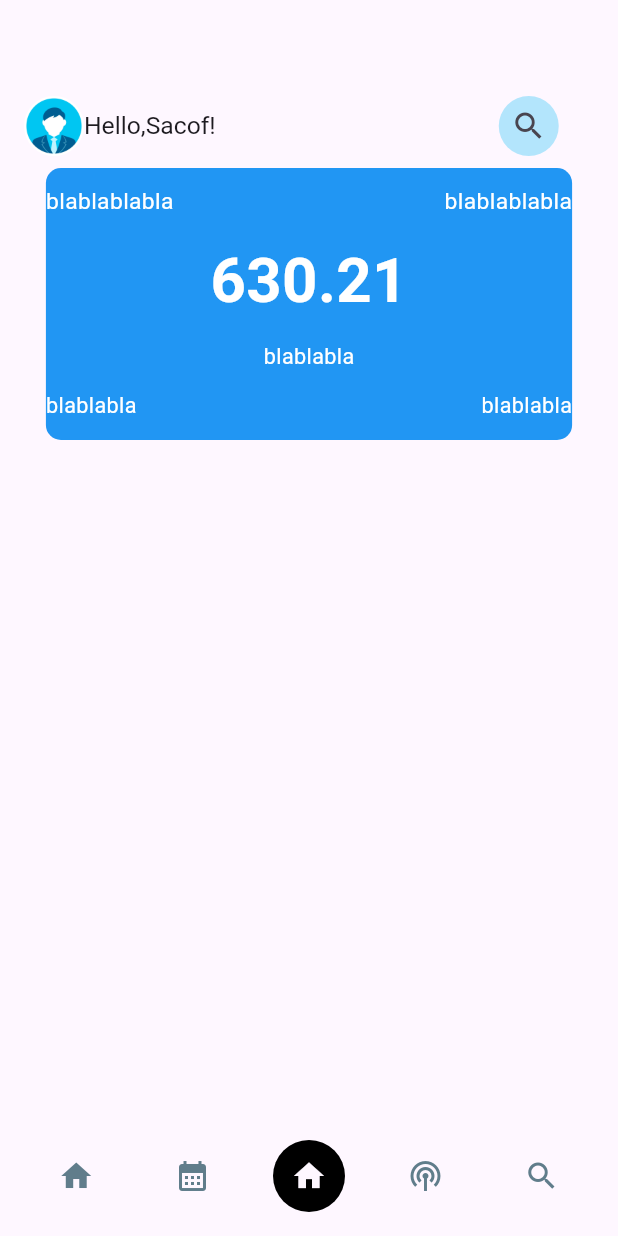
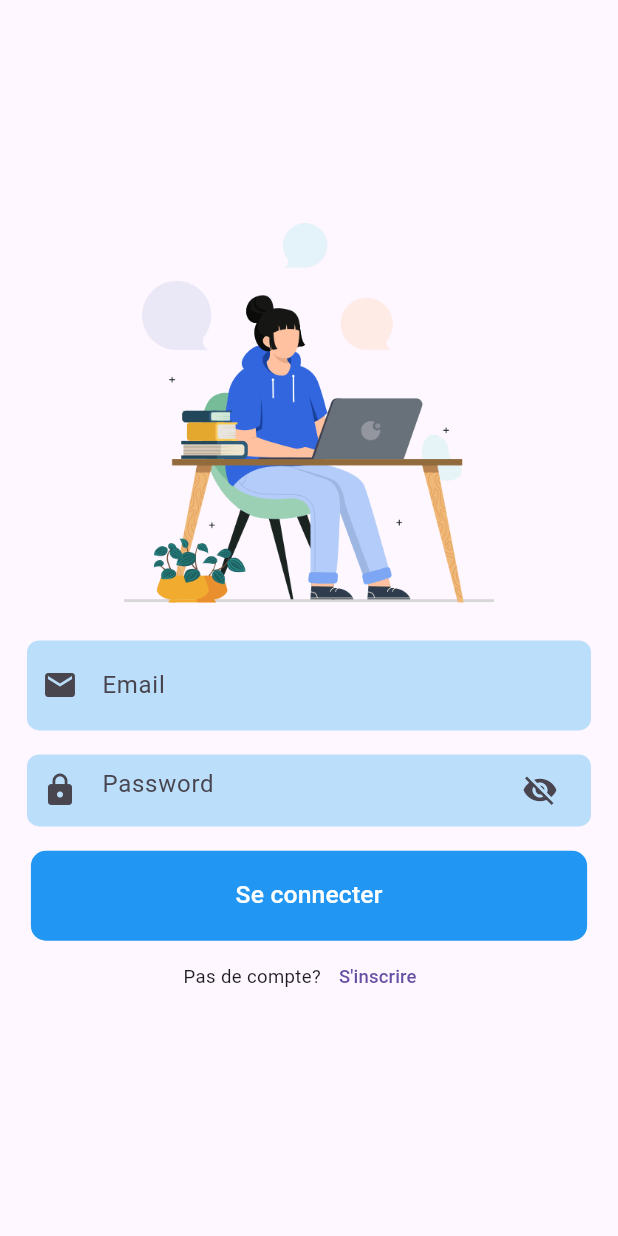
Before and after one commit to Honorine684/fluterrDay02, a Flutter app: the screen it shows after launch, on a phone screen of 412 x 824 dp. Run offline on Flutter 3.47's test engine with Material 3 defaults, Android fonts, the phone set to English and light mode, and no system bars; drawn by our look-alikes of flutter_snake_navigationbar; our stand-ins replace sqflite; accounts and stored records are empty.

Commit message:
ADD[login],ADD[signup],ADD[design login and signup page]

```diff
--- a/pay/lib/Home.dart
+++ b/pay/lib/Home.dart
@@ -10,74 +10,12 @@ class Home extends StatefulWidget {
 }
 
 class HomeState extends State<Home> {
-  bool voirRecherche = false;
-  final TextEditingController searchController = TextEditingController();
-  @override
-  void dispose() {
-  searchController.dispose();
-    super.dispose();
-  }
+
   @override
   Widget build(BuildContext context) {
     final largeurEcran = MediaQuery.of(context).size.width;
     final hauteurEcran = MediaQuery.of(context).size.height;
     return Scaffold(
-      appBar: AppBar(
-        title: AnimatedCrossFade(
-            firstChild: Row(
-
-              children: [
-                CircleAvatar(
-                  backgroundColor: Colors.white,
-                  child: Image.asset("assets/images/avatar.png",
-                      width: largeurEcran * 0.13, height: hauteurEcran * 0.13),
-                ),
-
-                Text(
-                  "Hello,Sacof!",
-                  style: TextStyle(fontSize: largeurEcran * 0.04),
-                ),
-              ],
-            ),
-            secondChild: TextField(
-              keyboardType: TextInputType.text,
-              cursorColor: Color(0xFF075E54),
-              decoration: InputDecoration(
-                hintText: 'Rechercher...',
-                hintStyle: TextStyle(color: Colors.black),
-                border: OutlineInputBorder(
-                  borderRadius: BorderRadius.circular(80),
-                  borderSide: BorderSide(width: 0, style: BorderStyle.none),
-                ),
-                filled: true,
-                contentPadding: EdgeInsets.all(8),
-              ),
-              controller: searchController,
-            ),
-            crossFadeState: voirRecherche
-                ? CrossFadeState.showSecond
-                : CrossFadeState.showFirst,
-            duration: Duration(milliseconds: 300)),
-        actions: [
-          Container(
-            margin: EdgeInsets.all(8),
-            decoration: BoxDecoration(
-              shape: BoxShape.circle,
-              color: Colors.lightBlue.shade100
-            ),
-            width: largeurEcran*0.25,
-            height: hauteurEcran*0.25,
-            child:
-          IconButton(
-            onPressed: () => setState(() {
-              voirRecherche = !voirRecherche;
-              if(!voirRecherche){
-                searchController.clear();
-              }
-            }),
-         icon: Icon(voirRecherche ? Icons.close :Icons.search)))
-         ],
-      ),
 
       body: SingleChildScrollView(
         padding: EdgeInsets.symmetric(horizontal: largeurEcran*0.05),
@@ -92,7 +30,7 @@ class HomeState extends State<Home> {
               width: largeurEcran*0.9,
               height: hauteurEcran*0.22,
               decoration: BoxDecoration(
-                borderRadius: BorderRadius.circular(10),
+                borderRadius: BorderRadius.circular(5),
                 color: Colors.blue
               ),
               child: Column(
@@ -119,8 +57,13 @@ class HomeState extends State<Home> {
 
                 ],
               ),
-            )
-        )],
+            ),
+
+        ),
+        SizedBox(height: hauteurEcran*0.02,),
+        Text("Features",style: TextStyle(fontSize: largeurEcran*0.045,fontWeight: FontWeight.bold),),
+
+        ],
         ),
       ),
     );
--- /dev/null
+++ b/pay/lib/JsonModels/User.dart
@@ -0,0 +1,31 @@
+// creation de la classe users
+
+
+class Users {
+    final int? userId;
+    final String? username;
+    final String email;
+    final String userPassword;
+
+   // Users({this.username = "", required this.email, required this.userPassword});
+    Users({
+        this.userId,
+        this.username = "",
+        required this.email,
+        required this.userPassword,
+    });
+
+    factory Users.fromMap(Map<String, dynamic> json) => Users(
+        userId: json["userId"],
+        username: json["username"],
+        email: json["email"],
+        userPassword: json["userPassword"],
+    );
+
+    Map<String, dynamic> toMap() => {
+        "userId": userId,
+        "username": username,
+        "email": email,
+        "userPassword": userPassword,
+    };
+}
--- /dev/null
+++ b/pay/lib/Login.dart
@@ -0,0 +1,166 @@
+import 'package:flutter/material.dart';
+import 'package:pay/JsonModels/User.dart';
+import 'package:pay/SQLite/sqlite.dart';
+import 'package:pay/Signup.dart';
+import 'package:pay/main.dart';
+
+class Login extends StatefulWidget {
+  const Login({super.key});
+
+  @override
+  State<Login> createState() {
+    return _LoginState();
+  }
+
+}
+
+class _LoginState extends State<Login>{
+  final db = PayDb();
+  bool isLogin = false;
+  //controller de texte
+  final email = TextEditingController();
+  final passWord = TextEditingController();
+  bool showPassword = false;
+  // nous devons creer une cle global pour notre form
+  final formKey = GlobalKey<FormState>();
+  // connexion
+  login() async {
+     print("Tentative de connexion avec: ${email.text}");
+    var response = await db.login(Users(email: email.text, userPassword: passWord.text));
+    print("Réponse de la BD: $response");
+    if(response == true){
+       print("Connexion réussie, navigation vers Home");
+      Navigator.pushReplacement(context, MaterialPageRoute(builder: (context)=> const SnakeNavigationBarExampleScreen()));
+    }else{
+      print("Échec de la connexion");
+      setState(() {
+        isLogin = true;
+      });
+    }
+  }
+
+  @override
+  Widget build(BuildContext context) {
+    final largeurEcran = MediaQuery.of(context).size.width;
+    final hauteurEcran = MediaQuery.of(context).size.height;
+    return Scaffold(
+      body: Center(
+        child: SingleChildScrollView(
+          padding: EdgeInsets.symmetric(horizontal: 10),
+          // je met tout dans un form pour pouvoir verifier si mes elements sont vides ou pas
+          child: Form(
+            key: formKey,
+            child: Column(
+            children: [
+              // images
+              Image.asset("assets/images/login.png",width: largeurEcran*0.6,),
+              SizedBox(height: hauteurEcran*0.02,),
+
+              // email
+              Container(
+                margin: EdgeInsets.all(8
+                ),
+                padding: EdgeInsets.symmetric(horizontal: 10,vertical: 6),
+                decoration: BoxDecoration(
+                  borderRadius: BorderRadius.circular(8),
+                  color: Colors.blue.shade100,
+                ),
+                child: TextFormField(
+                   controller: email,
+
+                  // pour verifier si le champ est bien rempli
+                  validator: (value){
+                    if(value!.isEmpty){
+                      return "Email est obligatoire";
+                    }
+                    return null;
+                  },
+                  decoration: InputDecoration(
+                    icon: Icon(Icons.email),
+                    border: InputBorder.none,
+                    hintText: "Email"
+                  ),
+                ),
+              ),
+              //password
+              Container(
+                margin: EdgeInsets.all(8
+                ),
+                padding: EdgeInsets.symmetric(horizontal: 10),
+                decoration: BoxDecoration(
+                  borderRadius: BorderRadius.circular(8),
+                  color: Colors.blue.shade100,
+                ),
+                child: TextFormField(
+                  controller: passWord,
+                  // pour verifier si le champ est bien rempli
+                  validator: (value){
+                    if(value!.isEmpty){
+                      return "Mot de passe obligatoire";
+                    }
+                    return null;
+                  },
+                  obscureText: !showPassword,
+                  decoration: InputDecoration(
+                    icon: Icon(Icons.lock),
+                    border: InputBorder.none,
+                    hintText: "Password",
+                    suffixIcon: IconButton(
+                      onPressed: () =>
+                      setState(() {
+                        showPassword = !showPassword;
+                      }),
+                      icon: Icon(showPassword ? Icons.visibility : Icons.visibility_off),
+                    )
+                  ),
+                ),
+              ),
+
+              SizedBox(height: hauteurEcran*0.01,),
+              // bouton de connexion
+              Container(
+                width: largeurEcran*0.9,
+                height: 60,
+                decoration: BoxDecoration(
+                  borderRadius: BorderRadius.circular(10),
+                  color: Colors.blue
+                ),
+                child: TextButton(
+                  onPressed: () async {
+  if(formKey.currentState!.validate()){
+   await login();
+
+  }
+},
+
+                  child: Text("Se connecter",style: TextStyle(fontSize: largeurEcran*0.04,color: Colors.white),),
+                ),
+              ),
+              //bouton d'inscription
+
+              Row(
+                mainAxisAlignment: MainAxisAlignment.center,
+                children: [
+                  Text("Pas de compte?",style: TextStyle(fontSize: largeurEcran*0.03),),
+                  TextButton(
+                    child: Text("S'inscrire",style: TextStyle(fontSize: largeurEcran*0.03),),
+                    onPressed: () => setState(() {
+                      // naviguer vers la page d'inscription
+                      Navigator.push(context, MaterialPageRoute(builder: (context)=> const Signup()));
+                    }),
+                  )
+                ],
+              ),
+              isLogin ? Text("Email ou mot de passe incorrecte",style:
+              TextStyle(color: Colors.red)
+              ,): const SizedBox(),
+
+            ],
+          ),
+            ),
+        ),
+      ),
+    );
+  }
+
+}
--- a/pay/pubspec.yaml
+++ b/pay/pubspec.yaml
@@ -35,6 +35,8 @@ dependencies:
   # Use with the CupertinoIcons class for iOS style icons.
   cupertino_icons: ^1.0.8
   flutter_snake_navigationbar: ^0.6.1
+  sqflite: ^2.4.1
+  path: ^1.9.0
 
 dev_dependencies:
   flutter_test:
@@ -61,6 +63,7 @@ flutter:
   # To add assets to your application, add an assets section, like this:
   assets:
     - assets/images/avatar.png
+    - assets/images/login.png
   #   - images/a_dot_ham.jpeg
 
   # An image asset can refer to one or more resolution-specific "variants", see
```
Also changed, not shown: pay/lib/SQLite/sqlite.dart (added, +54 -0 lines), pay/lib/Signup.dart (added, +218 -0 lines), pay/lib/main.dart (+73 -10 lines), pay/assets/images/login.png (added), pay/pubspec.lock, 1 other file.
